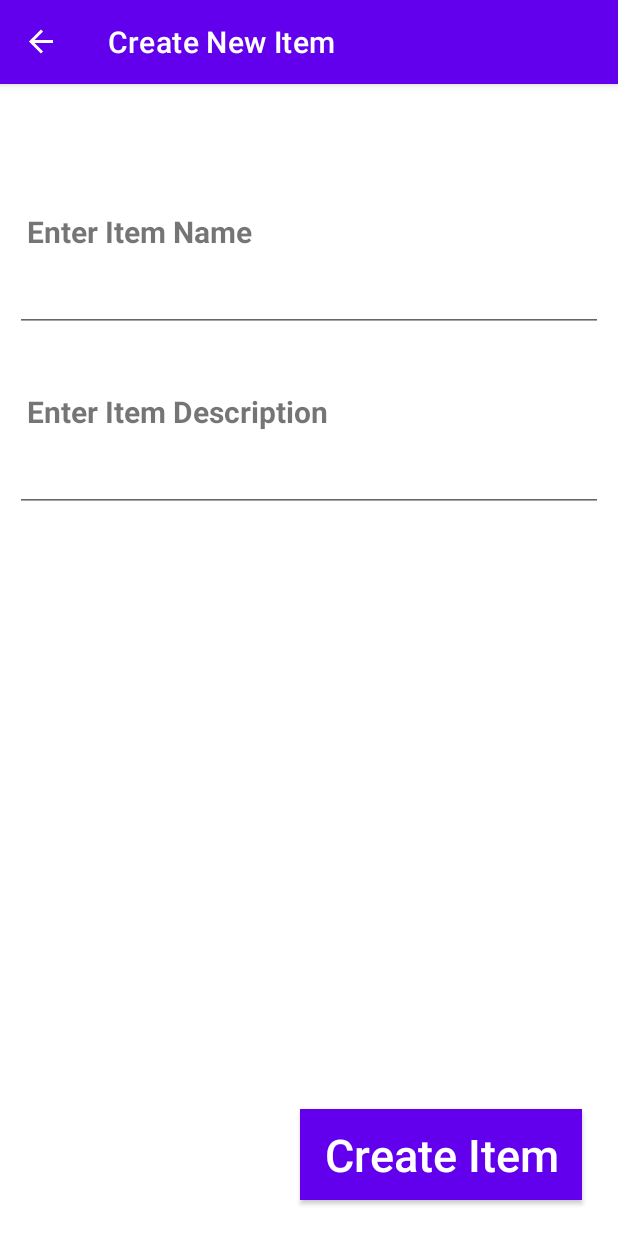
After one commit to LukeDev42/Home-Quartermaster, an Android app: the NewItemFragment screen opened through its navigation route, on a phone screen of 412 x 824 dp. The commit adds this screen. Run offline under Robolectric (Android 15) with nearby library versions, the phone set to English and light mode, and no system bars; our stand-ins replace Room's generated code, navigation-ui.

Commit message:
The new item fragment works and inserts the new item into the database
-the recycler view also updates accordingly

```diff
--- a/app/src/main/java/com/ldleiter/homequartermaster/ItemListFragment.java
+++ b/app/src/main/java/com/ldleiter/homequartermaster/ItemListFragment.java
@@ -4,9 +4,12 @@ import android.os.Bundle;
 
 import androidx.annotation.NonNull;
 import androidx.fragment.app.Fragment;
+import androidx.fragment.app.FragmentManager;
+import androidx.fragment.app.FragmentTransaction;
 import androidx.navigation.Navigation;
 import androidx.recyclerview.widget.RecyclerView;
 
+import android.util.Log;
 import android.view.LayoutInflater;
 import android.view.View;
 import android.view.ViewGroup;
@@ -22,7 +25,7 @@ public class ItemListFragment extends Fragment
                              Bundle savedInstanceState)
     {
         View rootView = inflater.inflate(R.layout.fragment_item_list, container, false);
-
+        container.removeAllViews();
         View.OnClickListener onClickListener = itemView ->
         {
             int selectedItemId = (int) itemView.getTag();
@@ -37,6 +40,28 @@ public class ItemListFragment extends Fragment
         recyclerView.setAdapter(new ItemAdapter(items, onClickListener));
 
         return rootView;
+    }
+
+    @Override
+    public void onViewCreated(View view, Bundle savedInstanceState)
+    {
+        Log.d("FragmentOnViewCreated", "Function ran");
+        View btn = view.findViewById(R.id.addButton);
+        btn.setOnClickListener(new View.OnClickListener()
+        {
+            @Override
+            public void onClick(View view)
+            {
+                Fragment newItemFragment = new NewItemFragment();
+                FragmentManager fragmentManager = getChildFragmentManager();
+                FragmentTransaction transaction = fragmentManager.beginTransaction();
+                transaction.replace(R.id.item_list_container, newItemFragment ); // give your fragment container id in first parameter
+                transaction.addToBackStack(null);  // if written, this transaction will be added to backstack
+                transaction.commit();
+            }
+
+        });
+
     }
 
     private class ItemAdapter extends RecyclerView.Adapter<ItemHolder>
--- a/app/src/main/java/com/ldleiter/homequartermaster/MainActivity.java
+++ b/app/src/main/java/com/ldleiter/homequartermaster/MainActivity.java
@@ -7,6 +7,7 @@ import androidx.navigation.fragment.NavHostFragment;
 import androidx.navigation.ui.AppBarConfiguration;
 import androidx.navigation.ui.NavigationUI;
 
+import android.app.Fragment;
 import android.os.Bundle;
 import android.util.Log;
 import android.view.View;
@@ -15,7 +16,7 @@ import java.util.List;
 
 public class MainActivity extends AppCompatActivity
 {
-    QuartermasterDatabase qmDb;
+    public QuartermasterDatabase qmDb;
 
     @Override
     protected void onCreate(Bundle savedInstanceState)
@@ -43,9 +44,4 @@ public class MainActivity extends AppCompatActivity
         NavController navController = Navigation.findNavController(this, R.id.nav_host_fragment);
         return navController.navigateUp() || super.onSupportNavigateUp();
     }
-
-    public void createObjectGroup(View view)
-    {
-        Log.i("CreateObjectButton", "This button created an object");
-    }
 }
--- /dev/null
+++ b/app/src/main/java/com/ldleiter/homequartermaster/NewItemFragment.java
@@ -0,0 +1,90 @@
+package com.ldleiter.homequartermaster;
+
+import android.os.Bundle;
+
+import androidx.fragment.app.Fragment;
+import androidx.fragment.app.FragmentManager;
+import androidx.fragment.app.FragmentTransaction;
+
+import android.util.Log;
+import android.view.LayoutInflater;
+import android.view.View;
+import android.view.ViewGroup;
+import android.widget.EditText;
+
+/**
+ * A simple {@link Fragment} subclass.
+ * Use the {@link NewItemFragment#newInstance} factory method to
+ * create an instance of this fragment.
+ */
+public class NewItemFragment extends Fragment
+{
+    private EditText itemName;
+    private EditText itemDescription;
+
+    public NewItemFragment()
+    {
+        // Required empty public constructor
+    }
+
+    public static NewItemFragment newInstance()
+    {
+        NewItemFragment fragment = new NewItemFragment();
+        Bundle args = new Bundle();
+        fragment.setArguments(args);
+        return fragment;
+    }
+
+    @Override
+    public void onCreate(Bundle savedInstanceState)
+    {
+        super.onCreate(savedInstanceState);
+    }
+
+    @Override
+    public View onCreateView(LayoutInflater inflater, ViewGroup container,
+                             Bundle savedInstanceState)
+    {
+        // Inflate the layout for this fragment
+        container.removeAllViews();
+        return inflater.inflate(R.layout.fragment_new_item, container, false);
+    }
+
+    @Override
+    public void onViewCreated(View view, Bundle savedInstanceState)
+    {
+        Log.d("FragmentOnViewCreated", "Function ran");
+        View btn = view.findViewById(R.id.createNewItemButton);
+        itemName = view.findViewById(R.id.textInputEnterItemName);
+        itemDescription = view.findViewById(R.id.textInputEnterItemDescription);
+
+        btn.setOnClickListener(new View.OnClickListener()
+        {
+            @Override
+            public void onClick(View view)
+            {
+
+
+                int itemId = 0;
+                String itemNameString = itemName.getText().toString();
+                String itemDescriptionString = itemDescription.getText().toString();
+
+                ItemTable newItem = new ItemTable(itemId, itemNameString, itemDescriptionString);
+
+                //QuartermasterDatabase qmDb = QuartermasterDatabase.getInstance(getActivity().getApplicationContext());
+
+                ItemRepository.getInstance(requireContext()).insertItem(newItem);
+                Log.d("Database Operation", "Item being inserted into the table");
+
+                Fragment listItemFragment = new ItemListFragment();
+                FragmentManager fragmentManager = getChildFragmentManager();
+                FragmentTransaction transaction = fragmentManager.beginTransaction();
+                transaction.replace(R.id.new_item_fragment_container, listItemFragment ); // give your fragment container id in first parameter
+                transaction.addToBackStack(null);  // if written, this transaction will be added to backstack
+                transaction.commit();
+            }
+
+        });
+
+    }
+}
--- a/app/src/main/java/com/ldleiter/homequartermaster/QuartermasterDatabase.java
+++ b/app/src/main/java/com/ldleiter/homequartermaster/QuartermasterDatabase.java
@@ -1,6 +1,7 @@
 package com.ldleiter.homequartermaster;
 
 import android.content.Context;
+import android.util.Log;
 
 import androidx.room.Database;
 import androidx.room.Room;
@@ -19,10 +20,10 @@ public abstract class QuartermasterDatabase extends RoomDatabase
     {
         if (qmDatabase == null)
         {
+            Log.d("DatabaseMessage", "Building the database");
             qmDatabase = Room.databaseBuilder(context, QuartermasterDatabase.class, DATABASE_NAME)
                     .allowMainThreadQueries()
                     .build();
-            qmDatabase.addStarterData();
         }
 
         return qmDatabase;
--- /dev/null
+++ b/app/src/main/res/layout/fragment_new_item.xml
@@ -0,0 +1,66 @@
+<?xml version="1.0" encoding="utf-8"?>
+<androidx.constraintlayout.widget.ConstraintLayout xmlns:android="http://schemas.android.com/apk/res/android"
+    xmlns:app="http://schemas.android.com/apk/res-auto"
+    xmlns:tools="http://schemas.android.com/tools"
+    android:layout_width="match_parent"
+    android:layout_height="match_parent"
+    tools:context="com.ldleiter.homequartermaster.MainActivity"
+    android:id="@+id/new_item_fragment_container">
+
+    <Button
+        android:id="@+id/createNewItemButton"
+        android:layout_width="wrap_content"
+        android:layout_height="wrap_content"
+        android:layout_marginEnd="24dp"
+        android:layout_marginBottom="24dp"
+        android:text="@string/create_item"
+        app:layout_constraintBottom_toBottomOf="parent"
+        app:layout_constraintEnd_toEndOf="parent"
+        style="@style/buttonStyle"/>
+
+    <TextView
+        android:id="@+id/textViewEnterItemName"
+        android:layout_width="wrap_content"
+        android:layout_height="wrap_content"
+        android:layout_marginStart="10dp"
+        android:text="@string/enter_item_name"
+        app:layout_constraintBottom_toTopOf="@+id/textInputEnterItemName"
+        app:layout_constraintStart_toStartOf="parent"
+        style="@style/inputLabel" />
+
+    <EditText
+        android:id="@+id/textInputEnterItemName"
+        android:layout_width="0dp"
+        android:layout_height="wrap_content"
+        android:layout_marginTop="120dp"
+        android:layout_marginRight="10dp"
+        android:layout_marginLeft="10dp"
+        app:layout_constraintEnd_toEndOf="parent"
+        app:layout_constraintHorizontal_bias="0.0"
+        app:layout_constraintStart_toStartOf="parent"
+        app:layout_constraintTop_toTopOf="parent" />
+
+    <TextView
+        android:id="@+id/textViewEnterItemDescription"
+        android:layout_width="wrap_content"
+        android:layout_height="wrap_content"
+        android:layout_marginStart="10dp"
+        android:text="@string/enter_item_description"
+        app:layout_constraintBottom_toTopOf="@+id/textInputEnterItemDescription"
+        app:layout_constraintStart_toStartOf="parent"
+        style="@style/inputLabel"/>
+
+    <EditText
+        android:id="@+id/textInputEnterItemDescription"
+        android:layout_width="0dp"
+        android:layout_height="wrap_content"
+        android:layout_marginTop="240dp"
+        android:layout_marginRight="10dp"
+        android:layout_marginLeft="10dp"
+        app:layout_constraintEnd_toEndOf="parent"
+        app:layout_constraintHorizontal_bias="0.0"
+        app:layout_constraintStart_toStartOf="parent"
+        app:layout_constraintTop_toTopOf="parent"
+        />
+
+</androidx.constraintlayout.widget.ConstraintLayout>
--- a/app/src/main/res/navigation/nav_graph.xml
+++ b/app/src/main/res/navigation/nav_graph.xml
@@ -22,4 +22,9 @@
             android:defaultValue="1"
             app:argType="integer" />
     </fragment>
+    <fragment
+        android:id="@+id/new_item_fragment"
+        android:name="com.ldleiter.homequartermaster.NewItemFragment"
+        android:label="Create New Item"
+        tools:layout="@layout/fragment_new_item" />
 </navigation>
--- a/app/src/main/res/navigation/sub_nav_graph.xml
+++ b/app/src/main/res/navigation/sub_nav_graph.xml
@@ -13,4 +13,9 @@
             android:defaultValue="1"
             app:argType="integer" />
     </fragment>
+    <fragment
+        android:id="@+id/new_item_fragment"
+        android:name="com.ldleiter.homequartermaster.NewItemFragment"
+        android:label="Create New Item"
+        tools:layout="@layout/fragment_new_item" />
 </navigation>
--- a/app/src/main/res/values/themes.xml
+++ b/app/src/main/res/values/themes.xml
@@ -14,6 +14,12 @@
         <!-- Customize your theme here. -->
     </style>
 
+
+    <style name="inputLabel">
+        <item name="android:textSize">20sp</item>
+        <item name="android:padding">8dp</item>
+        <item name="android:textStyle">bold</item>
+    </style>
 
     <style name="itemGroupListName">
         <item name="android:textSize">26sp</item>
```
Also changed, not shown: app/src/main/java/com/ldleiter/homequartermaster/ItemRepository.java (+6 -11 lines), app/src/main/res/layout/fragment_item_list.xml (+10 -0 lines), app/src/main/res/values/strings.xml (+4 -36 lines).
